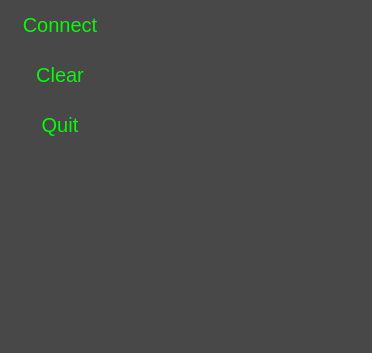
The window that C++/DataRecorder/DataRecorder/mainwindow.ui (YuretsFoxie/Code) describes before a commit, drawn with Qt 5.
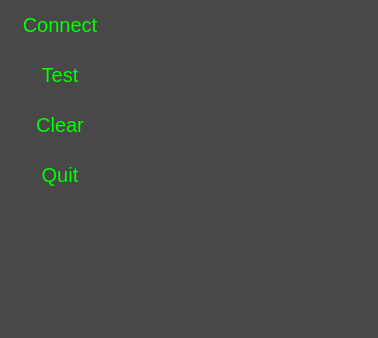
The same window after the commit. Icons and pictures are not drawn. Custom widgets are drawn as their Qt base class.

Commit message: Added the SignalGenerator class.

The edit to the form file:
```diff
--- a/C++/DataRecorder/DataRecorder/mainwindow.ui
+++ b/C++/DataRecorder/DataRecorder/mainwindow.ui
@@ -6,8 +6,8 @@
    <rect>
     <x>0</x>
     <y>0</y>
-    <width>372</width>
-    <height>353</height>
+    <width>378</width>
+    <height>338</height>
    </rect>
   </property>
   <property name="cursor">
@@ -174,6 +174,34 @@
          </property>
         </widget>
        </item>
+       <item>
+        <widget class="QPushButton" name="testButton">
+         <property name="sizePolicy">
+          <sizepolicy hsizetype="Fixed" vsizetype="Fixed">
+           <horstretch>0</horstretch>
+           <verstretch>0</verstretch>
+          </sizepolicy>
+         </property>
+         <property name="minimumSize">
+          <size>
+           <width>120</width>
+           <height>50</height>
+          </size>
+         </property>
+         <property name="maximumSize">
+          <size>
+           <width>120</width>
+           <height>50</height>
+          </size>
+         </property>
+         <property name="layoutDirection">
+          <enum>Qt::LeftToRight</enum>
+         </property>
+         <property name="text">
+          <string>Test</string>
+         </property>
+        </widget>
+       </item>
        <item>
         <widget class="QPushButton" name="clearButton">
          <property name="sizePolicy">
```
The commit also changes 20 other files.
